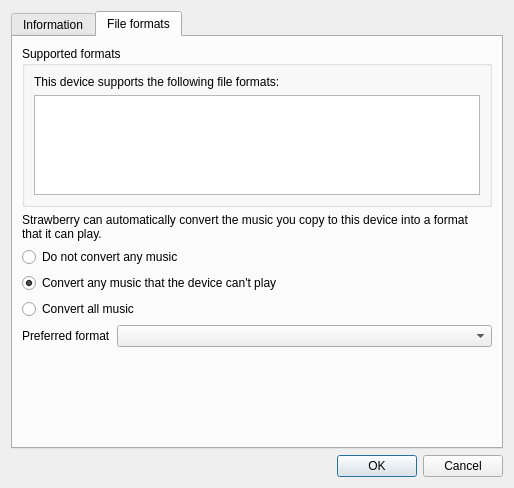
Above: src/device/deviceproperties.ui from Genki-jp0/Akousma before the change. Below: the same form after it.
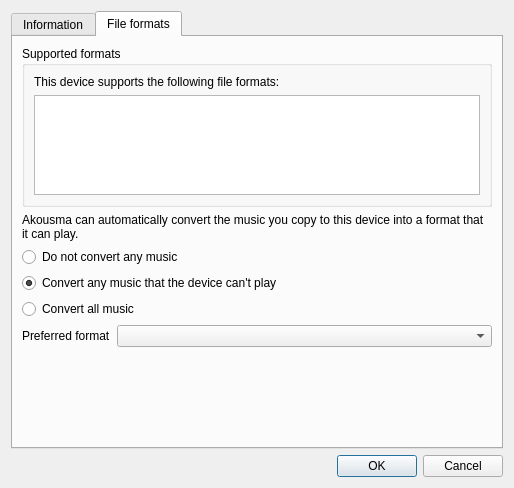
That is the form after the change. Icons and pictures are not drawn. Custom widgets are drawn as their Qt base class.

Commit message: Say Akousma instead of Strawberry in the user interface

Diff of the .ui file:
```diff
--- a/src/device/deviceproperties.ui
+++ b/src/device/deviceproperties.ui
@@ -232,7 +232,7 @@
            <item>
             <widget class="QLabel" name="label_3">
              <property name="text">
-              <string>Strawberry can automatically convert the music you copy to this device into a format that it can play.</string>
+              <string>Akousma can automatically convert the music you copy to this device into a format that it can play.</string>
              </property>
              <property name="wordWrap">
               <bool>true</bool>
```
Left out of the diff: 2 changed lines with no effect on the pictures. The commit also changes 45 other files.
